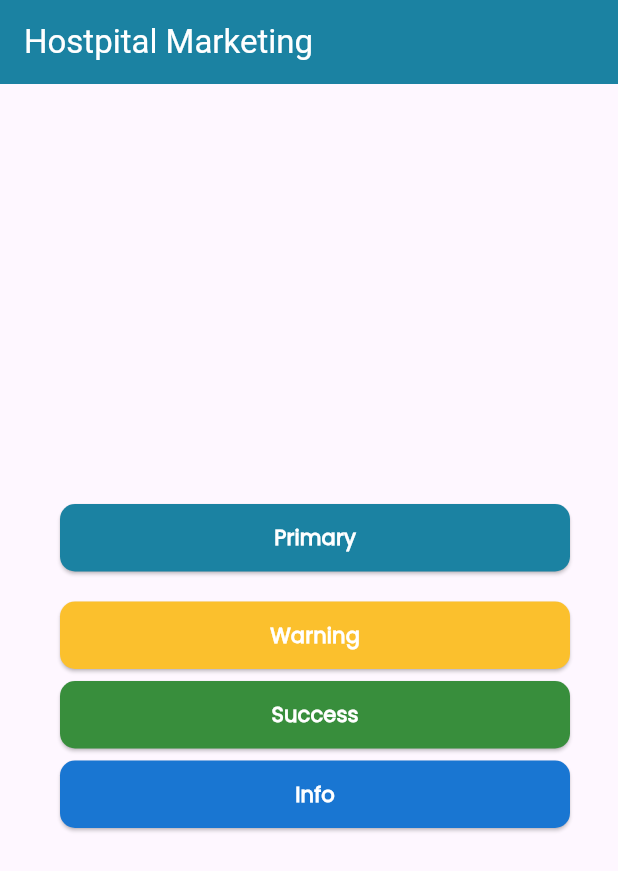
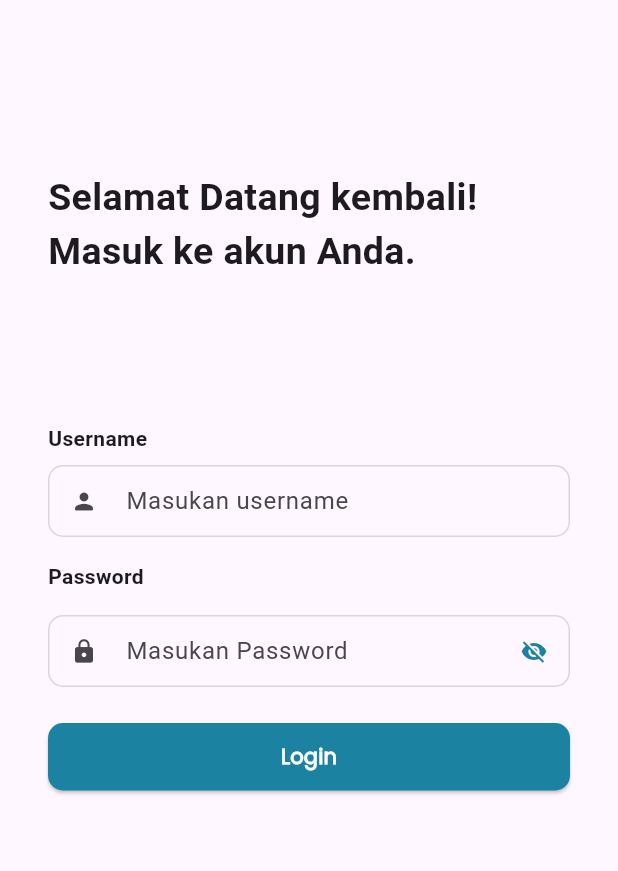
Before and after one commit to cecepfahriazal1997/Hospital-Marketing-Flutter, a Flutter app: the screen it shows after launch, on a phone screen of 412 x 824 dp. Shown: the top 871 px of the screen. Run offline on Flutter 3.47's test engine with Material 3 defaults, Android fonts, the phone set to English and light mode, and no system bars; our stand-ins replace go_router, quickalert.

Commit message:
feat: add login page

```diff
--- a/lib/colors.dart
+++ b/lib/colors.dart
@@ -5,3 +5,4 @@ import 'package:flutter/material.dart';
 const Color primary = Color(0xff1B82A2);
 const Color success = Colors.green;
 const Color warning = Colors.yellow;
+const Color smoothGrey = Color.fromARGB(255, 216, 216, 216);
--- a/lib/main.dart
+++ b/lib/main.dart
@@ -1,9 +1,7 @@
 // ignore_for_file: prefer_const_constructors, library_prefixes
 
 import 'package:flutter/material.dart';
-import 'package:hostpitalmarketing/components/button.dart';
-import 'package:hostpitalmarketing/colors.dart' as baseColor;
-import 'package:quickalert/quickalert.dart';
+import 'package:hostpitalmarketing/route/router.dart';
 
 void main() {
   runApp(const MyApp());
@@ -14,68 +12,8 @@ class MyApp extends StatelessWidget {
 
   @override
   Widget build(BuildContext context) {
-    return MaterialApp(
-      title: 'Hostpital Marketing',
-      theme: ThemeData(
-        colorScheme: ColorScheme.fromSeed(seedColor: Colors.deepPurple),
-        useMaterial3: true,
-      ),
-      home: const MyHomePage(title: 'Hostpital Marketing'),
+    return MaterialApp.router(
+      routerConfig: router,
     );
   }
 }
-
-class MyHomePage extends StatefulWidget {
-  const MyHomePage({super.key, required this.title});
-
-  final String title;
-
-  @override
-  State<MyHomePage> createState() => _MyHomePageState();
-}
-
-class _MyHomePageState extends State<MyHomePage> {
-  @override
-  Widget build(BuildContext context) {
-    return Scaffold(
-        appBar: AppBar(
-          backgroundColor: baseColor.primary,
-          title: Text(
-            widget.title,
-            style: TextStyle(color: Colors.white),
-          ),
-        ),
-        body: Padding(
-          padding: EdgeInsets.all(32),
-          child: Center(
-            child: Column(
-              mainAxisAlignment: MainAxisAlignment.center,
-              children: <Widget>[
-                Button(
-                  name: "Primary",
-                  onPress: () {
-                    QuickAlert.show(
-                        context: context,
-                        type: QuickAlertType.success,
-                        title: 'Oops',
-                        text: 'You just broke protocol');
-                  },
-                ),
-                Button(
-                    name: "Warning",
-                    backgroundColor: Colors.yellow.shade700,
-                    paddingTop: 20),
-                Button(
-                  name: "Success",
-                  backgroundColor: Colors.green.shade700,
-                ),
-                Button(
-                  name: "Info",
-                  backgroundColor: Colors.blue.shade700,
-                )
-              ],
-            ),
-          ),
-        ));
-  }
-}
--- /dev/null
+++ b/lib/pages/main.dart
@@ -0,0 +1,81 @@
+// ignore_for_file: prefer_const_constructors, library_prefixes
+
+import 'package:flutter/material.dart';
+import 'package:go_router/go_router.dart';
+import 'package:hostpitalmarketing/components/button.dart';
+import 'package:hostpitalmarketing/colors.dart' as baseColor;
+import 'package:quickalert/quickalert.dart';
+
+class MyApp extends StatelessWidget {
+  const MyApp({super.key});
+
+  @override
+  Widget build(BuildContext context) {
+    return MaterialApp(
+      title: 'Hostpital Marketing',
+      theme: ThemeData(
+        colorScheme: ColorScheme.fromSeed(seedColor: Colors.deepPurple),
+        useMaterial3: true,
+      ),
+      home: const MyHomePage(title: 'Hostpital Marketing'),
+    );
+  }
+}
+
+class MyHomePage extends StatefulWidget {
+  const MyHomePage({super.key, required this.title});
+
+  final String title;
+
+  @override
+  State<MyHomePage> createState() => _MyHomePageState();
+}
+
+class _MyHomePageState extends State<MyHomePage> {
+  @override
+  Widget build(BuildContext context) {
+    return Scaffold(
+        appBar: AppBar(
+          backgroundColor: baseColor.primary,
+          title: Text(
+            widget.title,
+            style: TextStyle(color: Colors.white),
+          ),
+        ),
+        body: Padding(
+          padding: EdgeInsets.all(32),
+          child: Center(
+            child: Column(
+              mainAxisAlignment: MainAxisAlignment.center,
+              children: <Widget>[
+                Button(
+                  name: "Primary",
+                  onPress: () {
+                    QuickAlert.show(
+                        context: context,
+                        type: QuickAlertType.success,
+                        title: 'Oops',
+                        text: 'You just broke protocol');
+                  },
+                ),
+                Button(
+                    name: "Warning",
+                    backgroundColor: Colors.yellow.shade700,
+                    paddingTop: 20,
+                    onPress: () {
+                      GoRouter.of(context).go('/signin');
+                    }),
+                Button(
+                  name: "Success",
+                  backgroundColor: Colors.green.shade700,
+                ),
+                Button(
+                  name: "Info",
+                  backgroundColor: Colors.blue.shade700,
+                )
+              ],
+            ),
+          ),
+        ));
+  }
+}
--- /dev/null
+++ b/lib/pages/signin.dart
@@ -0,0 +1,74 @@
+import 'package:flutter/material.dart';
+import 'package:go_router/go_router.dart';
+import 'package:hostpitalmarketing/components/input.dart';
+import 'package:hostpitalmarketing/components/label.dart';
+import 'package:hostpitalmarketing/components/button.dart';
+
+class Signin extends StatelessWidget {
+  Signin({super.key});
+
+  final usernameController = TextEditingController();
+  final passwordController = TextEditingController();
+
+  @override
+  Widget build(BuildContext context) {
+    return Scaffold(
+        appBar: null,
+        body: SingleChildScrollView(
+          child: Stack(children: <Widget>[
+            Padding(
+                padding: const EdgeInsets.all(32),
+                child: Column(
+                  crossAxisAlignment: CrossAxisAlignment.start,
+                  children: [
+                    const Label(
+                      title: 'Selamat Datang kembali! Masuk ke akun Anda.',
+                      marginTop: 82,
+                      marginBottom: 48,
+                      fontSize: 25,
+                      fontWeight: FontWeight.bold,
+                    ),
+                    const Label(
+                      title: 'Username',
+                      marginTop: 48,
+                      marginBottom: 8,
+                      fontSize: 14,
+                      fontWeight: FontWeight.bold,
+                    ),
+                    TextFieldInput(
+                        controller: usernameController,
+                        name: "Masukan username",
+                        errorMessage: "Username harus diisi",
+                        withLabelText: false,
+                        withIcon: true,
+                        prefixIcon: Icons.person_rounded,
+                        inputType: TextInputType.text),
+                    const Label(
+                      title: 'Password',
+                      marginBottom: 8,
+                      fontSize: 14,
+                      fontWeight: FontWeight.bold,
+                    ),
+                    TextFieldInput(
+                        controller: passwordController,
+                        name: "Masukan Password",
+                        errorMessage: "Password harus diisi",
+                        marginTop: 8,
+                        withLabelText: false,
+                        withIcon: true,
+                        prefixIcon: Icons.lock,
+                        obscureText: true,
+                        inputType: TextInputType.visiblePassword),
+                    Button(
+                      name: "Login",
+                      paddingLeft: 0,
+                      onPress: () {
+                        GoRouter.of(context).go('/home');
+                      },
+                    ),
+                  ],
+                )),
+          ]),
+        ));
+  }
+}
```
